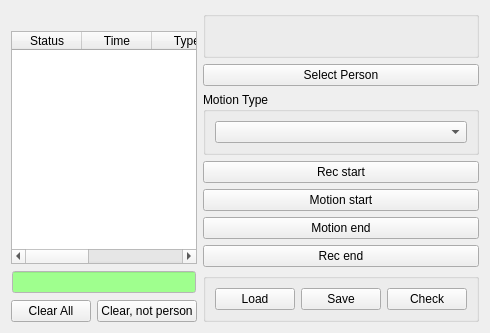
Before: the Qt Designer form tinyos-2.x/trunk/support/cpp/TestShimmer/src/LogWidget.ui in baharev/szte-wsn-code, drawn with Qt 5.
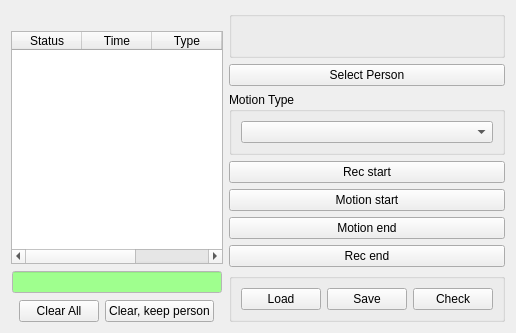
After: the same form once the commit is applied.

Commit message: Preparing for the SQL dialog

Diff of the .ui file:
```diff
--- a/tinyos-2.x/trunk/support/cpp/TestShimmer/src/LogWidget.ui
+++ b/tinyos-2.x/trunk/support/cpp/TestShimmer/src/LogWidget.ui
@@ -6,8 +6,8 @@
    <rect>
     <x>0</x>
     <y>0</y>
-    <width>400</width>
-    <height>300</height>
+    <width>516</width>
+    <height>332</height>
    </rect>
   </property>
   <property name="windowTitle">
@@ -548,7 +548,7 @@
        <item>
         <widget class="QPushButton" name="clearNotPersonButton">
          <property name="text">
-          <string>Clear, not person</string>
+          <string>Clear, keep person</string>
          </property>
         </widget>
        </item>
```
Left out of the diff: 2 changed lines with no effect on the pictures. The commit also changes 3 other files.
